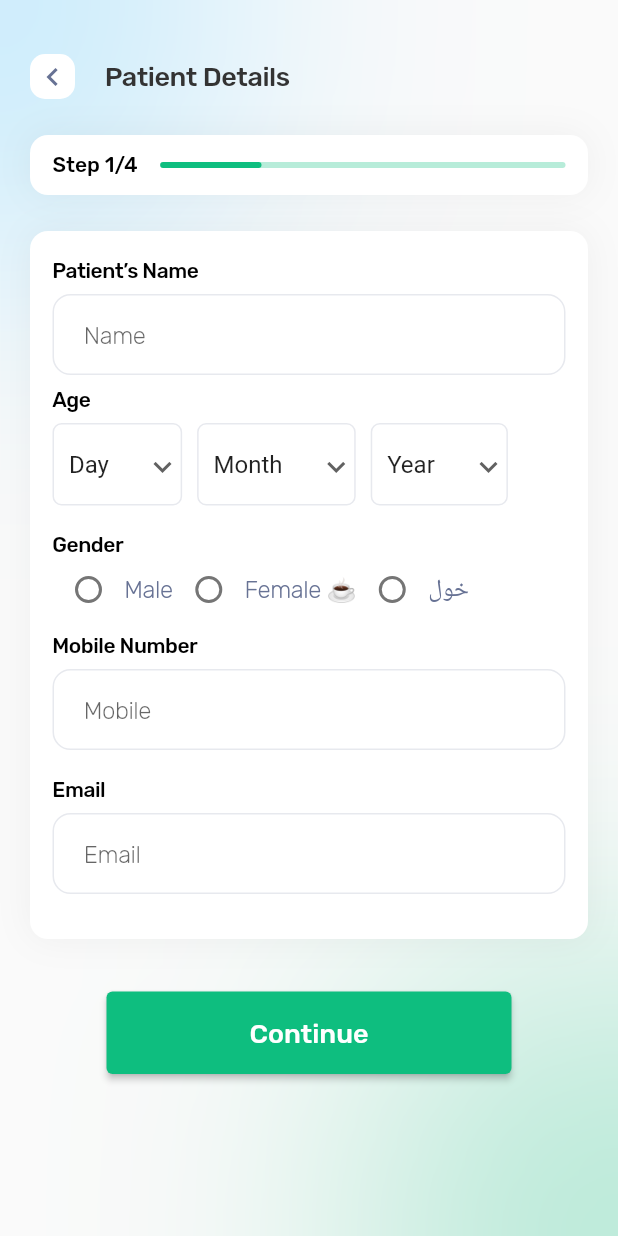
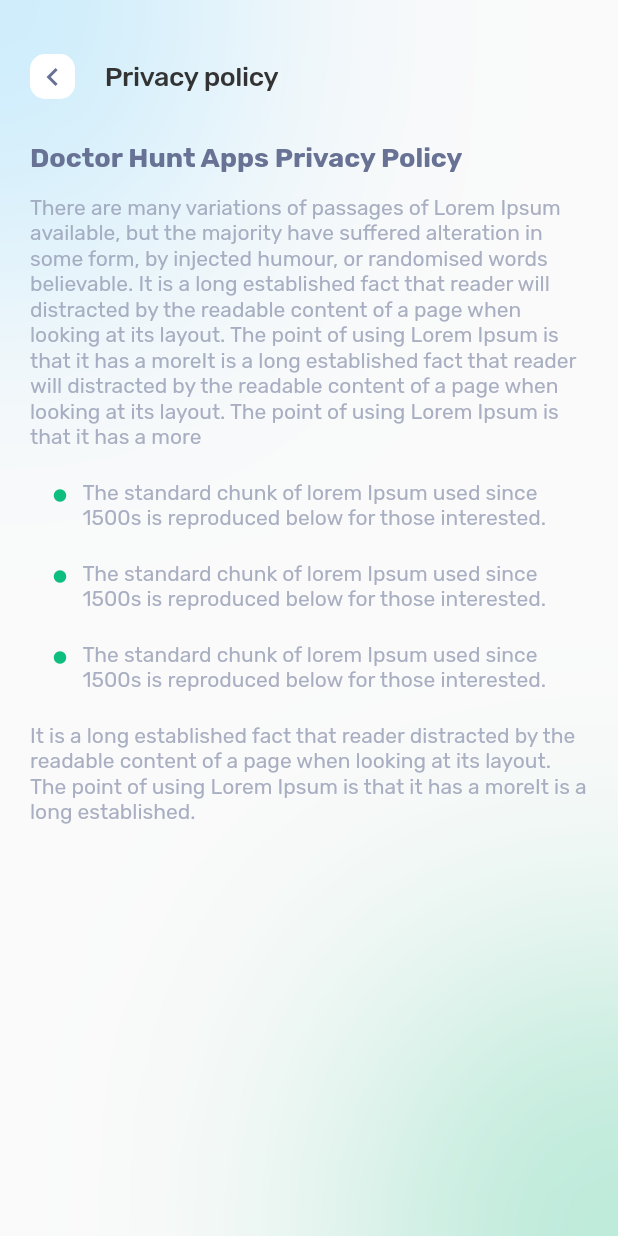
Before and after one commit to MutasemKhatab/Flutter, a Flutter app: the screen it shows after launch, on a phone screen of 412 x 824 dp. Run offline on Flutter 3.47's test engine with Material 2 defaults, Android fonts, the phone set to English and light mode, and no system bars; our stand-ins replace flutter_svg, google_fonts.

Commit message:
add PrivacyPolicy widget

```diff
--- a/doctor/lib/main.dart
+++ b/doctor/lib/main.dart
@@ -18,6 +18,7 @@ import 'package:doctor/my_doctors.dart';
 import 'package:doctor/patient_details.dart';
 import 'package:doctor/patient_details_input.dart';
 import 'package:doctor/popular_doctors.dart';
+import 'package:doctor/privacy_policy.dart';
 import 'package:doctor/signup.dart';
 import 'package:flutter/material.dart';
 import 'package:flutter_svg/svg.dart';
@@ -28,4 +29,4 @@ import 'live_page.dart';
 //TODO  add fontfamily rubik add indexd package
 //overflow when use sized container
 
-void main() => runApp(MaterialApp(home: PatientDetailsInput()));
+void main() => runApp(MaterialApp(home: PrivacyPolicy()));
--- /dev/null
+++ b/doctor/lib/privacy_policy.dart
@@ -0,0 +1,231 @@
+import 'dart:ui';
+
+import 'package:flutter/material.dart';
+
+class PrivacyPolicy extends StatelessWidget {
+  const PrivacyPolicy({Key? key}) : super(key: key);
+
+  @override
+  Widget build(BuildContext context) {
+    return Scaffold(
+      resizeToAvoidBottomInset: false,
+      body: Stack(
+        children: [
+          Positioned(
+            left: -72,
+            top: -32,
+            child: Container(
+              width: 216,
+              height: 216,
+              decoration: const ShapeDecoration(
+                color: Color.fromARGB(90, 96, 205, 255),
+                shape: OvalBorder(),
+              ),
+            ),
+          ),
+          Positioned(
+            right: -48,
+            bottom: -33,
+            child: Container(
+              width: 216,
+              height: 216,
+              decoration: const ShapeDecoration(
+                color: Color(0x4C0EBE7E),
+                shape: OvalBorder(),
+              ),
+            ),
+          ),
+          BackdropFilter(
+            filter: ImageFilter.blur(sigmaX: 100, sigmaY: 100),
+            child: Container(
+              color: Colors.transparent,
+            ),
+          ),
+          SizedBox(
+            width: MediaQuery.of(context).size.width,
+            height: MediaQuery.of(context).size.height,
+            child: Column(
+              children: [
+                Padding(
+                  padding: const EdgeInsets.fromLTRB(20, 36, 0, 28),
+                  child: Row(
+                    children: [
+                      Container(
+                        width: 30,
+                        height: 30,
+                        margin: const EdgeInsets.fromLTRB(0, 0, 20, 0),
+                        decoration: ShapeDecoration(
+                            color: const Color.fromARGB(255, 255, 255, 255),
+                            shape: RoundedRectangleBorder(
+                                borderRadius: BorderRadius.circular(10))),
+                        child: const Icon(
+                          Icons.chevron_left_sharp,
+                          color: Color.fromARGB(255, 103, 114, 148),
+                        ),
+                      ),
+                      const Text(
+                        'Privacy policy',
+                        style: TextStyle(
+                          color: Color(0xFF333333),
+                          fontSize: 18,
+                          fontFamily: 'Rubik',
+                          fontWeight: FontWeight.w500,
+                          letterSpacing: -0.30,
+                        ),
+                      ),
+                    ],
+                  ),
+                ),
+                Container(
+                  margin: const EdgeInsets.only(left: 20, right: 20),
+                  child: SingleChildScrollView(
+                      child: Column(
+                    mainAxisAlignment: MainAxisAlignment.start,
+                    crossAxisAlignment: CrossAxisAlignment.start,
+                    children: [
+                      const Text(
+                        'Doctor Hunt Apps Privacy Policy',
+                        style: TextStyle(
+                          color: Color(0xFF677294),
+                          fontSize: 18,
+                          fontFamily: 'Rubik',
+                          fontWeight: FontWeight.w700,
+                          height: 0,
+                        ),
+                      ),
+                      const SizedBox(
+                        height: 15,
+                      ),
+                      const Text(
+                        'There are many variations of passages of Lorem Ipsum available, but the majority have suffered alteration in some form, by injected humour, or randomised words believable. It is a long established fact that reader will distracted by the readable content of a page when looking at its layout. The point of using Lorem Ipsum is that it has a moreIt is a long established fact that reader will distracted by the readable content of a page when looking at its layout. The point of using Lorem Ipsum is that it has a more ',
+                        style: TextStyle(
+                          color: Color(0xCC959CB4),
+                          fontSize: 14,
+                          fontFamily: 'Rubik',
+                          fontWeight: FontWeight.w400,
+                        ),
+                      ),
+                      Container(
+                        margin: const EdgeInsets.only(left: 15, top: 20),
+                        child: const Column(children: [
+                          Row(
+                            crossAxisAlignment: CrossAxisAlignment.start,
+                            mainAxisSize: MainAxisSize.min,
+                            children: [
+                              Padding(
+                                padding: EdgeInsets.only(top: 5),
+                                child: Icon(
+                                  Icons.circle,
+                                  color: Color(0xFF0EBE7F),
+                                  size: 10,
+                                ),
+                              ),
+                              SizedBox(
+                                width: 10,
+                              ),
+                              Expanded(
+                                child: Column(
+                                  children: [
+                                    Text(
+                                      "The standard chunk of lorem Ipsum used since 1500s is reproduced below for those interested.",
+                                      style: TextStyle(
+                                        color: Color(0xCC959CB4),
+                                        fontSize: 14,
+                                        fontFamily: 'Rubik',
+                                        fontWeight: FontWeight.w400,
+                                      ),
+                                    ),
+                                  ],
+                                ),
+                              ),
+                            ],
+                          ),
+                          SizedBox(height: 20),
+                          Row(
+                            crossAxisAlignment: CrossAxisAlignment.start,
+                            mainAxisSize: MainAxisSize.min,
+                            children: [
+                              Padding(
+                                padding: EdgeInsets.only(top: 5),
+                                child: Icon(
+                                  Icons.circle,
+                                  color: Color(0xFF0EBE7F),
+                                  size: 10,
+                                ),
+                              ),
+                              SizedBox(
+                                width: 10,
+                              ),
+                              Expanded(
+                                child: Column(
+                                  children: [
+                                    Text(
+                                      "The standard chunk of lorem Ipsum used since 1500s is reproduced below for those interested.",
+                                      style: TextStyle(
+                                        color: Color(0xCC959CB4),
+                                        fontSize: 14,
+                                        fontFamily: 'Rubik',
+                                        fontWeight: FontWeight.w400,
+                                      ),
+                                    ),
+                                  ],
+                                ),
+                              ),
+                            ],
+                          ),
+                          SizedBox(height: 20),
+                          Row(
+                            crossAxisAlignment: CrossAxisAlignment.start,
+                            mainAxisSize: MainAxisSize.min,
+                            children: [
+                              Padding(
+                                padding: EdgeInsets.only(top: 5),
+                                child: Icon(
+                                  Icons.circle,
+                                  color: Color(0xFF0EBE7F),
+                                  size: 10,
+                                ),
+                              ),
+                              SizedBox(
+                                width: 10,
+                              ),
+                              Expanded(
+                                child: Column(
+                                  children: [
+                                    Text(
+                                      "The standard chunk of lorem Ipsum used since 1500s is reproduced below for those interested.",
+                                      style: TextStyle(
+                                        color: Color(0xCC959CB4),
+                                        fontSize: 14,
+                                        fontFamily: 'Rubik',
+                                        fontWeight: FontWeight.w400,
+                                      ),
+                                    ),
+                                  ],
+                                ),
+                              ),
+                            ],
+                          ),
+                          SizedBox(height: 20),
+                        ]),
+                      ),
+                      const Text(
+                        'It is a long established fact that reader distracted by the readable content of a page when looking at its layout. The point of using Lorem Ipsum is that it has a moreIt is a long established.',
+                        style: TextStyle(
+                          color: Color(0xCC959CB4),
+                          fontSize: 14,
+                          fontFamily: 'Rubik',
+                          fontWeight: FontWeight.w400,
+                        ),
+                      ),
+                    ],
+                  )),
+                )
+              ],
+            ),
+          )
+        ],
+      ),
+    );
+  }
+}
```
